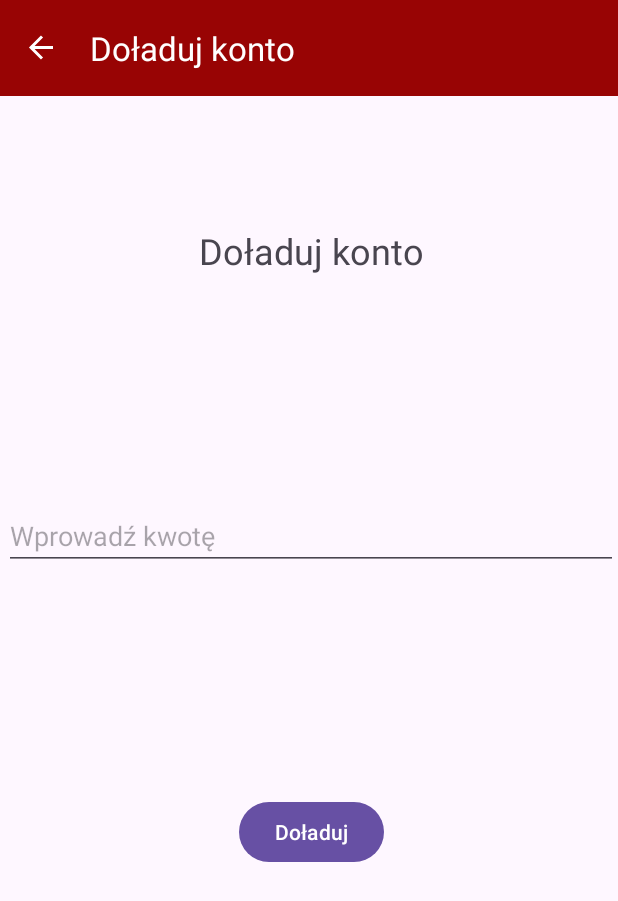
After one commit to Pawel-Melon/Projekt_android, an Android app: the MoneyFragment screen opened through its navigation route, on a phone screen of 412 x 824 dp. The commit adds this screen. Shown: the top 901 px of the screen. Run offline under Robolectric (Android 15) with nearby library versions, the phone set to English and light mode, and no system bars; our stand-ins replace Volley, navigation-ui; network calls fail.

Commit message:
DoladujKonto frament implementation, paypal configuration

```diff
--- a/app/src/main/java/com/example/projekt/HomeFragment.kt
+++ b/app/src/main/java/com/example/projekt/HomeFragment.kt
@@ -35,6 +35,7 @@ class HomeFragment : Fragment() {
         val button = view.findViewById<Button>(R.id.mapButton)
         val accountButton = view.findViewById<Button>(R.id.accountButton)
         val catalogbutton = view.findViewById<Button>(R.id.catalogueButton)
+        val moneyButton = view.findViewById<Button>(R.id.moneyButton)
         button.setOnClickListener {
             findNavController().navigate(R.id.action_afterLoginFragment_to_mapFragment)
         }
@@ -43,6 +44,9 @@ class HomeFragment : Fragment() {
         }
         catalogbutton.setOnClickListener {
             findNavController().navigate(R.id.action_afterLoginFragment_to_catalogFragment)
+        }
+        moneyButton.setOnClickListener {
+            findNavController().navigate(R.id.action_afterLoginFragment_to_moneyFragment)
         }
         welcomeTextView = view.findViewById(R.id.textView)
         val email = UserSession.email
--- /dev/null
+++ b/app/src/main/java/com/example/projekt/MoneyFragment.kt
@@ -0,0 +1,74 @@
+package com.example.projekt
+
+import android.content.Intent
+import android.net.Uri
+import android.os.Bundle
+import android.util.Log
+import android.view.LayoutInflater
+import android.view.View
+import android.view.ViewGroup
+import android.widget.Button
+import android.widget.EditText
+import androidx.fragment.app.Fragment
+import androidx.navigation.fragment.findNavController
+import com.android.volley.Request
+import com.android.volley.RequestQueue
+import com.android.volley.toolbox.JsonObjectRequest
+import com.android.volley.toolbox.Volley
+import org.json.JSONObject
+
+class MoneyFragment : Fragment() {
+
+    private lateinit var queue: RequestQueue
+    private lateinit var topUpEditText: EditText
+    private lateinit var topUpButton: Button
+
+    override fun onCreate(savedInstanceState: Bundle?) {
+        super.onCreate(savedInstanceState)
+        queue = Volley.newRequestQueue(requireContext())
+    }
+
+    override fun onCreateView(
+        inflater: LayoutInflater, container: ViewGroup?,
+        savedInstanceState: Bundle?
+    ): View? {
+        val view = inflater.inflate(R.layout.fragment_money, container, false)
+        topUpEditText = view.findViewById(R.id.topUpEditText)
+        topUpButton = view.findViewById(R.id.topUpButton)
+
+        topUpButton.setOnClickListener {
+            val amount = topUpEditText.text.toString().toDoubleOrNull()
+            if (amount != null && amount > 0) {
+                initiatePayPalPayment(amount)
+            } else {
+                // Show error message to the user
+            }
+        }
+
+        return view
+    }
+
+    private fun initiatePayPalPayment(amount: Double) {
+        val url = "http://10.0.2.2:5000/paypal/topup"
+        val jsonBody = JSONObject().apply {
+            put("amount", amount)
+            put("user_id", UserSession.uid)
+        }
+
+        val request = JsonObjectRequest(
+            Request.Method.POST, url, jsonBody,
+            { response ->
+                val paymentID = response.getString("paymentID")
+                // Redirect to PayPal for payment
+                val intent = Intent(Intent.ACTION_VIEW, Uri.parse("https://www.sandbox.paypal.com/checkoutnow?token=$paymentID"))
+                startActivity(intent)
+            },
+            { error ->
+                val errorMessage = error.message ?: "Unknown error occurred"
+                Log.e("MoneyFragment", "Error initiating PayPal payment: $errorMessage")
+            }
+        )
+
+        queue.add(request)
+    }
+}
--- /dev/null
+++ b/app/src/main/res/layout/fragment_money.xml
@@ -0,0 +1,40 @@
+<?xml version="1.0" encoding="utf-8"?>
+<androidx.constraintlayout.widget.ConstraintLayout xmlns:android="http://schemas.android.com/apk/res/android"
+    xmlns:app="http://schemas.android.com/apk/res-auto"
+    xmlns:tools="http://schemas.android.com/tools"
+    android:layout_width="match_parent"
+    android:layout_height="match_parent"
+    tools:context=".MoneyFragment">
+
+    <TextView
+        android:id="@+id/topUpTextView"
+        android:layout_width="wrap_content"
+        android:layout_height="wrap_content"
+        android:text="Doładuj konto"
+        android:textSize="24sp"
+        app:layout_constraintTop_toTopOf="parent"
+        app:layout_constraintStart_toStartOf="parent"
+        app:layout_constraintEnd_toEndOf="parent"
+        app:layout_constraintBottom_toTopOf="@+id/topUpEditText" />
+
+    <EditText
+        android:id="@+id/topUpEditText"
+        android:layout_width="0dp"
+        android:layout_height="wrap_content"
+        android:hint="Wprowadź kwotę"
+        android:inputType="numberDecimal"
+        app:layout_constraintTop_toBottomOf="@id/topUpTextView"
+        app:layout_constraintStart_toStartOf="parent"
+        app:layout_constraintEnd_toEndOf="parent"
+        app:layout_constraintBottom_toTopOf="@+id/topUpButton" />
+
+    <Button
+        android:id="@+id/topUpButton"
+        android:layout_width="wrap_content"
+        android:layout_height="wrap_content"
+        android:text="Doładuj"
+        app:layout_constraintTop_toBottomOf="@id/topUpEditText"
+        app:layout_constraintStart_toStartOf="parent"
+        app:layout_constraintEnd_toEndOf="parent"
+        app:layout_constraintBottom_toBottomOf="parent" />
+</androidx.constraintlayout.widget.ConstraintLayout>
--- a/app/src/main/res/navigation/my_nav.xml
+++ b/app/src/main/res/navigation/my_nav.xml
@@ -63,6 +63,9 @@
         <action
             android:id="@+id/action_afterLoginFragment_to_catalogFragment"
             app:destination="@id/catalogFragment" />
+        <action
+            android:id="@+id/action_afterLoginFragment_to_moneyFragment"
+            app:destination="@id/moneyFragment" />
     </fragment>
     <fragment
         android:id="@+id/mapFragment"
@@ -99,4 +102,13 @@
             android:id="@+id/action_bookDetailFragment_to_catalogFragment"
             app:destination="@id/catalogFragment" />
     </fragment>
+    <fragment
+        android:id="@+id/moneyFragment"
+        android:name="com.example.projekt.MoneyFragment"
+        android:label="Doładuj konto"
+        tools:layout="@layout/fragment_money">
+        <action
+            android:id="@+id/action_moneyFragment_to_afterLoginFragment"
+            app:destination="@id/afterLoginFragment" />
+    </fragment>
 </navigation>
```
